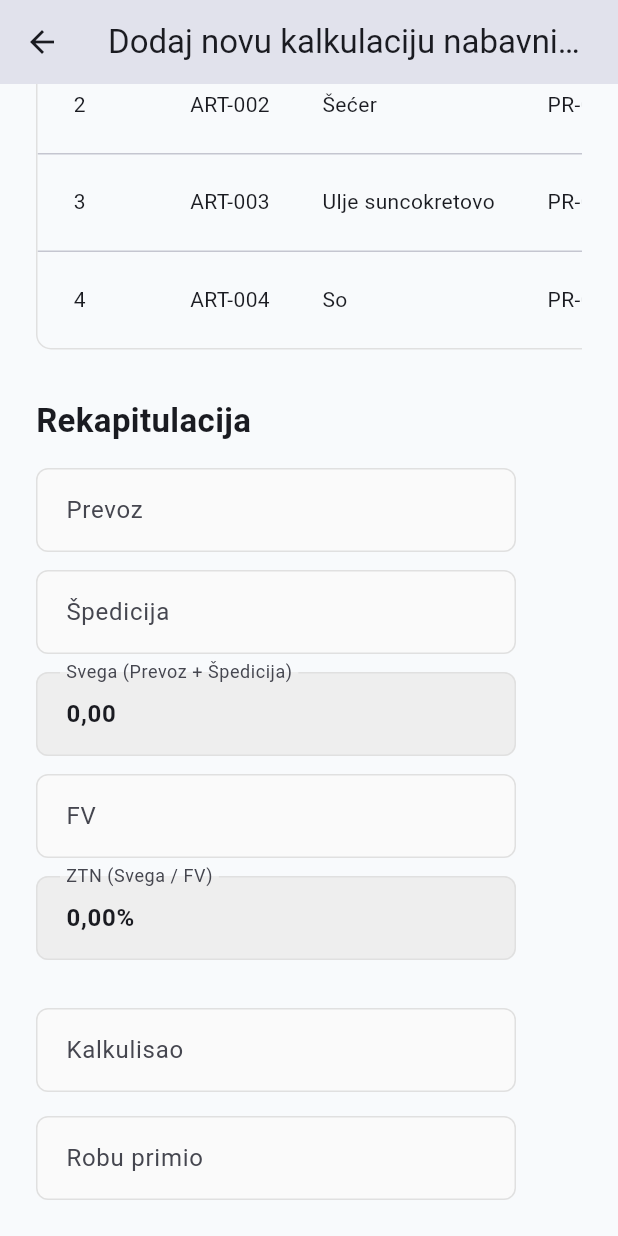
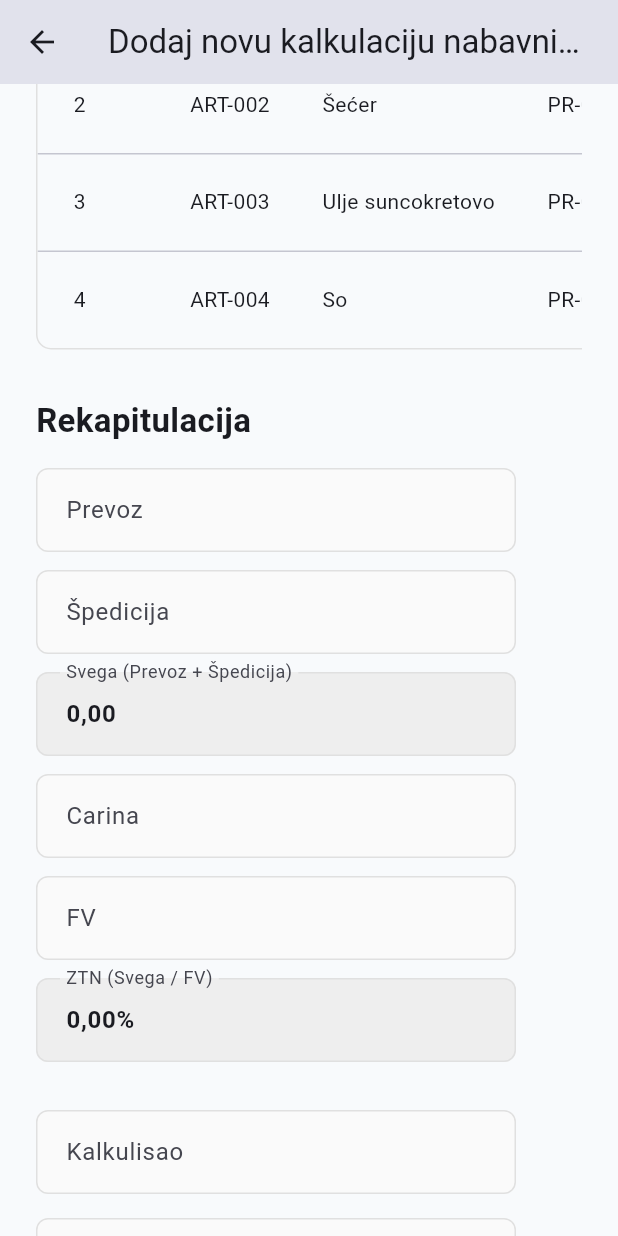
Before and after one commit to IlijaLZ/Knjigovodstvo-app, a Flutter app: the DodajKalkulacijuScreen screen opened directly, scrolled down 465 dp, on a phone screen of 412 x 824 dp. Run offline on Flutter 3.47's test engine with Material 3 defaults, Android fonts, the light colour scheme and no system bars; our stand-ins replace get.

Commit message:
Dodavanje Analiticke kartice, izmjena inputa na screenu dodaj kalk. nabavne cijene

```diff
--- a/lib/screens/dokumenta/kalkulacija_nabavnih_cijena/dodaj_kalkulaciju_nabavnu_cijenu.dart
+++ b/lib/screens/dokumenta/kalkulacija_nabavnih_cijena/dodaj_kalkulaciju_nabavnu_cijenu.dart
@@ -1,5 +1,6 @@
 import 'package:flutter/material.dart';
 import 'package:flutter/services.dart';
+import 'package:knjigovodstvo_app/widgets/input_widget.dart';
 
 class DodajKalkulacijuScreen extends StatefulWidget {
   const DodajKalkulacijuScreen({super.key});
@@ -10,7 +11,9 @@ class DodajKalkulacijuScreen extends StatefulWidget {
 
 class _DodajKalkulacijuScreenState extends State<DodajKalkulacijuScreen> {
   final rbController = TextEditingController();
-  final datumController = TextEditingController();
+  final datumController = TextEditingController(
+    text: DateTime.now().toString().split(' ')[0],
+  ); // yyyy-mm-dd
   final dobavljacController = TextEditingController();
   final rcBrController = TextEditingController();
   final prijemnicaBrController = TextEditingController();
@@ -21,6 +24,7 @@ class _DodajKalkulacijuScreenState extends State<DodajKalkulacijuScreen> {
   final svegaController = TextEditingController();
   final fvController = TextEditingController();
   final ztnController = TextEditingController();
+  final carinaController = TextEditingController();
 
   final searchController = TextEditingController();
 
@@ -104,55 +108,12 @@ class _DodajKalkulacijuScreenState extends State<DodajKalkulacijuScreen> {
     searchController.dispose();
     prevozController.dispose();
     spedicionController.dispose();
+    carinaController.dispose();
     svegaController.dispose();
     fvController.dispose();
     ztnController.dispose();
 
     super.dispose();
-  }
-
-  // Ako je width == null, input se rasteže (koristi se unutar Expanded).
-  // readOnly = true -> polje samo za prikaz (sivo, bez fokusa).
-  Widget _buildInput({
-    required String label,
-    required TextEditingController controller,
-    double? width = 320,
-    bool readOnly = false,
-    ValueChanged<String>? onChanged,
-  }) {
-    final field = TextField(
-      controller: controller,
-      readOnly: readOnly,
-      onChanged: onChanged,
-      style: readOnly ? const TextStyle(fontWeight: FontWeight.w600) : null,
-      decoration: InputDecoration(
-        labelText: label,
-        filled: true,
-        fillColor: readOnly ? Colors.grey.shade200 : Colors.grey.shade50,
-        contentPadding: const EdgeInsets.symmetric(
-          horizontal: 16,
-          vertical: 16,
-        ),
-        border: OutlineInputBorder(
-          borderRadius: BorderRadius.circular(8),
-          borderSide: BorderSide(color: Colors.grey.shade300),
-        ),
-        enabledBorder: OutlineInputBorder(
-          borderRadius: BorderRadius.circular(8),
-          borderSide: BorderSide(color: Colors.grey.shade300),
-        ),
-        focusedBorder: OutlineInputBorder(
-          borderRadius: BorderRadius.circular(8),
-          borderSide: readOnly
-              ? BorderSide(color: Colors.grey.shade300)
-              : const BorderSide(color: Colors.blue, width: 2),
-        ),
-      ),
-    );
-
-    if (width == null) return field;
-
-    return SizedBox(width: width, child: field);
   }
 
   void _obrisiArtikal(Map<String, String> artikal) {
@@ -201,9 +162,10 @@ class _DodajKalkulacijuScreenState extends State<DodajKalkulacijuScreen> {
   void _izracunajRekapitulaciju() {
     final prevoz = _parseNumber(prevozController.text);
     final spedicija = _parseNumber(spedicionController.text);
+    final carina = _parseNumber(carinaController.text);
     final fv = _parseNumber(fvController.text);
 
-    final svega = prevoz + spedicija;
+    final svega = prevoz + spedicija; //+ carina;
     svegaController.text = _formatNumber(svega);
     if (fv > 0) {
       final ztn = (svega / fv) * 100;
@@ -224,7 +186,6 @@ class _DodajKalkulacijuScreenState extends State<DodajKalkulacijuScreen> {
   }
 
   Future<void> _dodajNoviArtikal() async {
-    // Sljedeći redni broj = najveći postojeći + 1
     final sljedeciRb =
         artikli
             .map((a) => int.tryParse(a['artikla'] ?? '') ?? 0)
@@ -293,16 +254,7 @@ class _DodajKalkulacijuScreenState extends State<DodajKalkulacijuScreen> {
               crossAxisAlignment: CrossAxisAlignment.center,
               children: [
                 Expanded(
-                  child: _buildInput(
-                    label: 'RB',
-                    controller: rbController,
-                    width: null,
-                  ),
-                ),
-                const SizedBox(width: 16),
-
-                Expanded(
-                  child: _buildInput(
+                  child: buildInput(
                     label: 'Datum',
                     controller: datumController,
                     width: null,
@@ -311,7 +263,7 @@ class _DodajKalkulacijuScreenState extends State<DodajKalkulacijuScreen> {
                 const SizedBox(width: 16),
 
                 Expanded(
-                  child: _buildInput(
+                  child: buildInput(
                     label: 'Dobavljač',
                     controller: dobavljacController,
                     width: null,
@@ -320,7 +272,7 @@ class _DodajKalkulacijuScreenState extends State<DodajKalkulacijuScreen> {
                 const SizedBox(width: 16),
 
                 Expanded(
-                  child: _buildInput(
+                  child: buildInput(
                     label: 'RC.BR',
                     controller: rcBrController,
                     width: null,
@@ -329,7 +281,7 @@ class _DodajKalkulacijuScreenState extends State<DodajKalkulacijuScreen> {
                 const SizedBox(width: 16),
 
                 Expanded(
-                  child: _buildInput(
+                  child: buildInput(
                     label: 'Prijemnica br',
                     controller: prijemnicaBrController,
                     width: null,
@@ -683,7 +635,7 @@ class _DodajKalkulacijuScreenState extends State<DodajKalkulacijuScreen> {
                 crossAxisAlignment: CrossAxisAlignment.start,
                 children: [
                   // Prevoz
-                  _buildInput(
+                  buildInput(
                     label: 'Prevoz',
                     controller: prevozController,
                     onChanged: (_) => _izracunajRekapitulaciju(),
@@ -692,7 +644,7 @@ class _DodajKalkulacijuScreenState extends State<DodajKalkulacijuScreen> {
                   const SizedBox(height: 12),
 
                   // Špedicija
-                  _buildInput(
+                  buildInput(
                     label: 'Špedicija',
                     controller: spedicionController,
                     onChanged: (_) => _izracunajRekapitulaciju(),
@@ -701,16 +653,22 @@ class _DodajKalkulacijuScreenState extends State<DodajKalkulacijuScreen> {
                   const SizedBox(height: 12),
 
                   // Svega = Prevoz + Špedicija (samo prikaz)
-                  _buildInput(
+                  buildInput(
                     label: 'Svega (Prevoz + Špedicija)',
                     controller: svegaController,
                     readOnly: true,
                   ),
 
                   const SizedBox(height: 12),
+                  buildInput(
+                    label: 'Carina',
+                    controller: carinaController,
+                    onChanged: (_) => _izracunajRekapitulaciju(),
+                  ),
+                  const SizedBox(height: 12),
 
                   // FV
-                  _buildInput(
+                  buildInput(
                     label: 'FV',
                     controller: fvController,
                     onChanged: (_) => _izracunajRekapitulaciju(),
@@ -719,7 +677,7 @@ class _DodajKalkulacijuScreenState extends State<DodajKalkulacijuScreen> {
                   const SizedBox(height: 12),
 
                   // ZTN = Svega / FV (samo prikaz)
-                  _buildInput(
+                  buildInput(
                     label: 'ZTN (Svega / FV)',
                     controller: ztnController,
                     readOnly: true,
@@ -738,12 +696,12 @@ class _DodajKalkulacijuScreenState extends State<DodajKalkulacijuScreen> {
               runSpacing: 16,
               crossAxisAlignment: WrapCrossAlignment.center,
               children: [
-                _buildInput(
+                buildInput(
                   label: 'Kalkulisao',
                   controller: kalkulisaoController,
                 ),
 
-                _buildInput(
+                buildInput(
                   label: 'Robu primio',
                   controller: robuPrimioController,
                 ),
--- a/lib/screens/main_screen.dart
+++ b/lib/screens/main_screen.dart
@@ -34,7 +34,7 @@ class MainScreen extends StatelessWidget {
 
     const KalkulacijaNabavnihCijenaScreen(),
     const RadniNalogScreen(),
-    const TrebovanjeScreen(),
+    TrebovanjeScreen(),
     const KalkulacijaCijeneKostanjaScreen(),
     const OtpremnicaScreen(),
 
--- /dev/null
+++ b/lib/widgets/input_widget.dart
@@ -0,0 +1,43 @@
+import 'package:flutter/material.dart';
+
+// Ako je width == null, input se rasteže (koristi se unutar Expanded).
+// readOnly = true -> polje samo za prikaz (sivo, bez fokusa).
+
+Widget buildInput({
+  required String label,
+  required TextEditingController controller,
+  double? width = 320,
+  bool readOnly = false,
+  ValueChanged<String>? onChanged,
+}) {
+  final field = TextField(
+    controller: controller,
+    readOnly: readOnly,
+    onChanged: onChanged,
+    style: readOnly ? const TextStyle(fontWeight: FontWeight.w600) : null,
+    decoration: InputDecoration(
+      labelText: label,
+      filled: true,
+      fillColor: readOnly ? Colors.grey.shade200 : Colors.grey.shade50,
+      contentPadding: const EdgeInsets.symmetric(horizontal: 16, vertical: 16),
+      border: OutlineInputBorder(
+        borderRadius: BorderRadius.circular(8),
+        borderSide: BorderSide(color: Colors.grey.shade300),
+      ),
+      enabledBorder: OutlineInputBorder(
+        borderRadius: BorderRadius.circular(8),
+        borderSide: BorderSide(color: Colors.grey.shade300),
+      ),
+      focusedBorder: OutlineInputBorder(
+        borderRadius: BorderRadius.circular(8),
+        borderSide: readOnly
+            ? BorderSide(color: Colors.grey.shade300)
+            : const BorderSide(color: Colors.blue, width: 2),
+      ),
+    ),
+  );
+
+  if (width == null) return field;
+
+  return SizedBox(width: width, child: field);
+}
```
Also changed, not shown: lib/screens/analiticka_kartica.dart (added, +277 -0 lines), lib/screens/dokumenta/kalkulacija_nabavnih_cijena/kalkulacija_nabavnih_cijena_screen.dart (+9 -2 lines).
